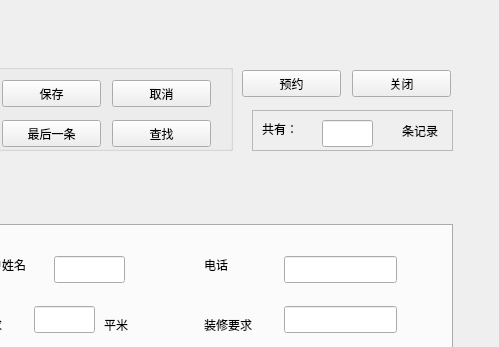
Qt form rentingdata.ui (angeiv/house) before a commit; both pictures show x 388 to 887 and y 0 to 347 of the 887 by 528 pixel window.
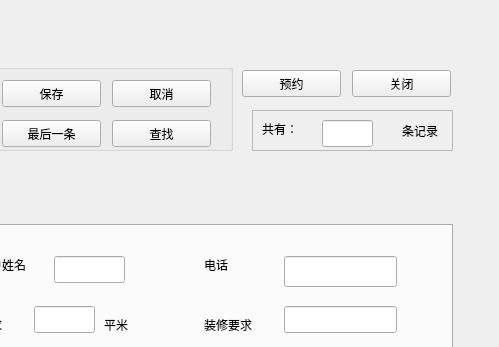
The same form after that commit.

Patch:
```diff
--- a/rentingdata.ui
+++ b/rentingdata.ui
@@ -77,7 +77,7 @@
      <string>保存</string>
     </property>
    </widget>
-   <widget class="QPushButton" name="btnCanle">
+   <widget class="QPushButton" name="btnClose">
     <property name="geometry">
      <rect>
       <x>460</x>
@@ -414,17 +414,7 @@
       </rect>
      </property>
     </widget>
-    <widget class="QLineEdit" name="lineEdit_Tel">
-     <property name="geometry">
-      <rect>
-       <x>620</x>
-       <y>30</y>
-       <width>113</width>
-       <height>27</height>
-      </rect>
-     </property>
-    </widget>
-    <widget class="QLineEdit" name="lineEdit_Require">
+    <widget class="QLineEdit" name="lineEditCircumstance">
      <property name="geometry">
       <rect>
        <x>620</x>
@@ -493,9 +483,19 @@
       </rect>
      </property>
     </widget>
+    <widget class="QLineEdit" name="lineEditPhoneNumber">
+     <property name="geometry">
+      <rect>
+       <x>620</x>
+       <y>30</y>
+       <width>113</width>
+       <height>31</height>
+      </rect>
+     </property>
+    </widget>
    </widget>
   </widget>
-  <widget class="QPushButton" name="btnClose">
+  <widget class="QPushButton" name="btnExit">
    <property name="geometry">
     <rect>
      <x>740</x>
```
Left out of the diff: 24 changed lines with no effect on the pictures.
